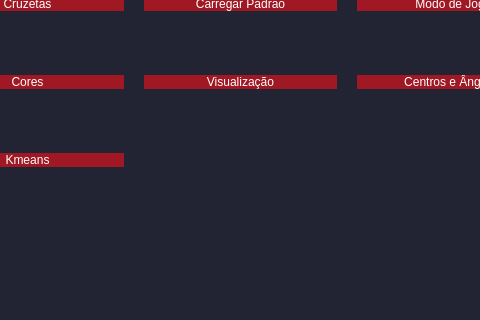
This is reddragons/interface/ui_files/main.ui in Red-Dragons-UFSCar/red-visao as Qt 5 draws it before an edit; both pictures show x 114 to 594 and y 310 to 630 of the 900 by 725 pixel window. The edited form follows.
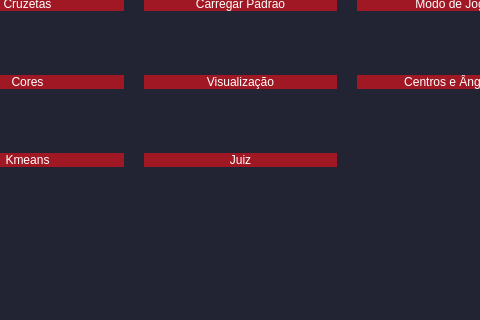
This is the edited form.

Commit message: Primeira implementação de juiz

```diff
--- a/reddragons/interface/ui_files/main.ui
+++ b/reddragons/interface/ui_files/main.ui
@@ -301,6 +301,25 @@
        </property>
       </widget>
      </item>
+     <item row="3" column="2">
+      <widget class="QPushButton" name="QT_btJuiz">
+       <property name="styleSheet">
+        <string notr="true">QPushButton{
+	color: rgb(255, 255, 255);
+	background-color: #9F1823;
+	border-radius:0px;
+}
+QPushButton:hover{
+	color: rgb(255, 255, 255);
+	background-color: #ff0000;
+	border-radius:0px;
+}</string>
+       </property>
+       <property name="text">
+        <string>Juiz</string>
+       </property>
+      </widget>
+     </item>
     </layout>
    </widget>
   </widget>
```
The commit also changes 4 other files.
